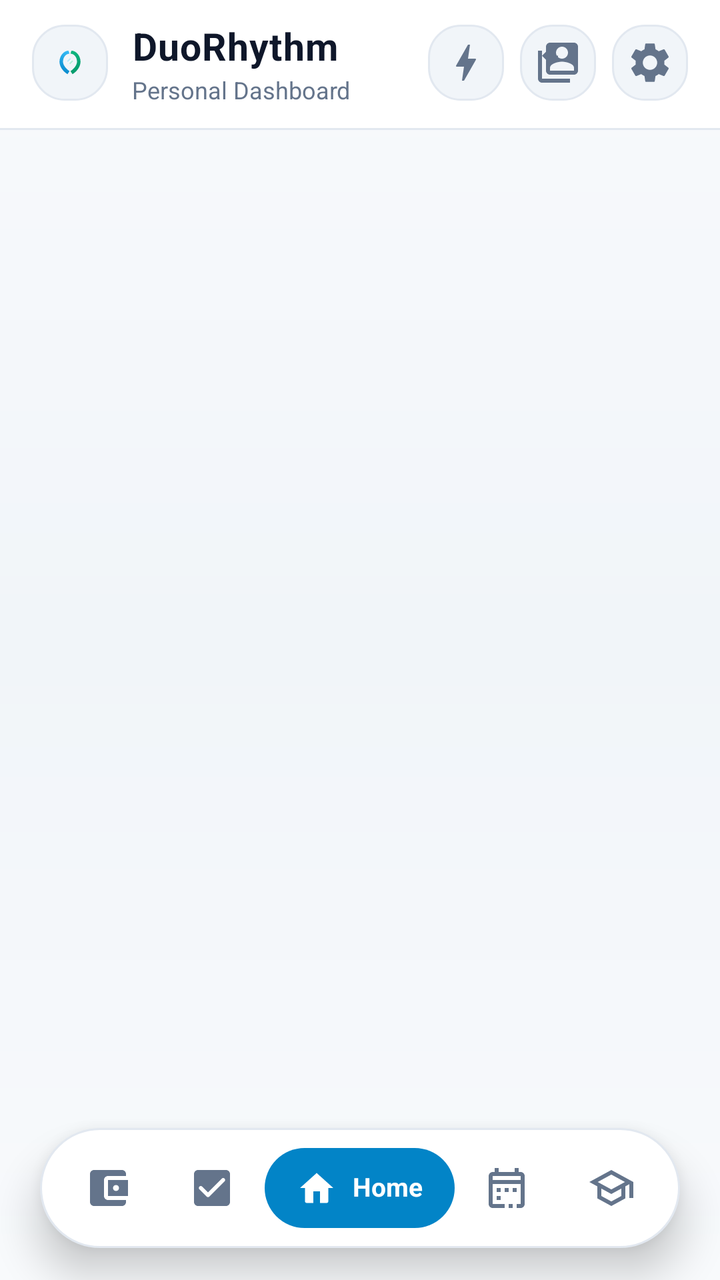
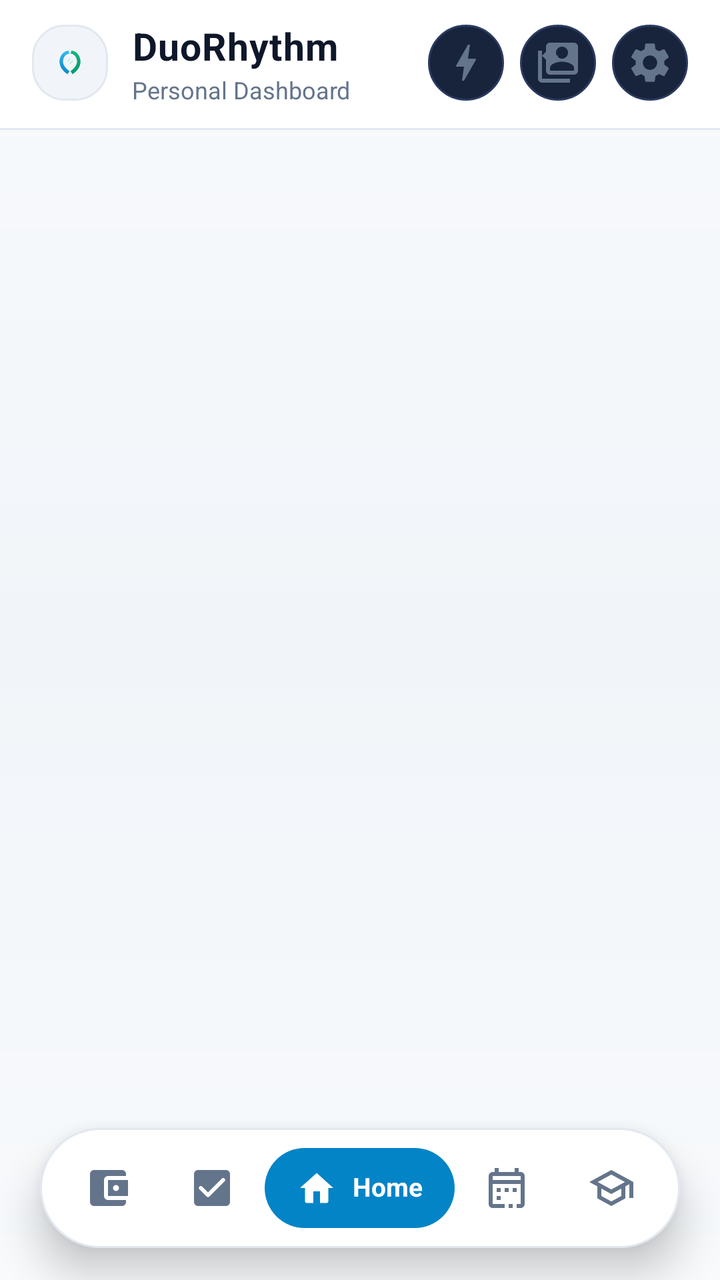

The first picture is an Android layout as it rendered before a commit; the second is the same layout after the commit. The layout source and the unified diff follow.
<!-- AndroidManifest.xml: application theme Theme.LifeSync -->
<!-- res/layout/activity_main.xml -->
<?xml version="1.0" encoding="utf-8"?>
<androidx.coordinatorlayout.widget.CoordinatorLayout xmlns:android="http://schemas.android.com/apk/res/android"
    xmlns:app="http://schemas.android.com/apk/res-auto"
    xmlns:tools="http://schemas.android.com/tools"
    android:id="@+id/coordinatorLayout"
    android:layout_width="match_parent"
    android:layout_height="match_parent"
    android:clipChildren="false"
    android:clipToPadding="false"
    android:background="@drawable/bg_ambient_canvas">

    
    <com.google.android.material.appbar.AppBarLayout
        android:id="@+id/appBarLayout"
        android:layout_width="match_parent"
        android:layout_height="wrap_content"
        android:background="@drawable/bg_cyber_header"
        app:elevation="0dp">

        <LinearLayout
            android:layout_width="match_parent"
            android:layout_height="wrap_content"
            android:orientation="vertical"
            android:paddingHorizontal="16dp"
            android:paddingTop="10dp"
            android:paddingBottom="12dp">

            <LinearLayout
                android:layout_width="match_parent"
                android:layout_height="wrap_content"
                android:gravity="center_vertical"
                android:orientation="horizontal">

                
                <ImageView
                    android:id="@+id/ivAppLogo"
                    android:layout_width="38dp"
                    android:layout_height="38dp"
                    android:background="@drawable/bg_glass_squircle_action"
                    android:padding="7dp"
                    android:src="@drawable/ic_app_logo"
                    android:contentDescription="@string/app_name" />

                
                <LinearLayout
                    android:layout_width="0dp"
                    android:layout_height="wrap_content"
                    android:layout_marginStart="12dp"
                    android:layout_weight="1"
                    android:orientation="vertical">

                    <TextView
                        android:id="@+id/tvAppTitle"
                        android:layout_width="wrap_content"
                        android:layout_height="wrap_content"
                        android:letterSpacing="0.02"
                        android:text="DuoRhythm"
                        android:textColor="@color/text_primary"
                        android:textSize="19sp"
                        android:textStyle="bold" />

                    <TextView
                        android:id="@+id/tvAppSubtitle"
                        android:layout_width="wrap_content"
                        android:layout_height="wrap_content"
                        android:layout_marginTop="1dp"
                        android:text="Personal Dashboard"
                        android:textColor="@color/text_secondary"
                        android:textSize="12sp" />
                </LinearLayout>

                
                <TextView
                    android:id="@+id/tvAppStatusBadge"
                    android:layout_width="0dp"
                    android:layout_height="0dp"
                    android:visibility="gone" />

                
                <ImageButton
                    android:id="@+id/btnQuickTools"
                    android:layout_width="38dp"
                    android:layout_height="38dp"
                    android:background="@drawable/bg_glass_squircle_action"
                    android:contentDescription="Focus Suite"
                    android:padding="8dp"
                    android:src="@drawable/ic_bolt"
                    app:tint="@color/text_secondary" />

                
                <ImageButton
                    android:id="@+id/btnQuickProfile"
                    android:layout_width="38dp"
                    android:layout_height="38dp"
                    android:layout_marginStart="8dp"
                    android:background="@drawable/bg_glass_squircle_action"
                    android:contentDescription="Switch Workspace Profile"
                    android:padding="8dp"
                    android:src="@drawable/ic_switch_account"
                    app:tint="@color/text_secondary" />

                
                <ImageButton
                    android:id="@+id/btnQuickSettings"
                    android:layout_width="38dp"
                    android:layout_height="38dp"
                    android:layout_marginStart="8dp"
                    android:background="@drawable/bg_glass_squircle_action"
                    android:contentDescription="Settings"
                    android:padding="8dp"
                    android:src="@drawable/ic_settings"
                    app:tint="@color/text_secondary" />

                
                <ImageButton
                    android:id="@+id/btnQuickBackup"
                    android:layout_width="0dp"
                    android:layout_height="0dp"
                    android:visibility="gone" />

                
                <ImageButton
                    android:id="@+id/btnQuickPomodoro"
                    android:layout_width="0dp"
                    android:layout_height="0dp"
                    android:contentDescription=""
                    android:visibility="gone" />

                <ImageButton
                    android:id="@+id/btnQuickMusic"
                    android:layout_width="0dp"
                    android:layout_height="0dp"
                    android:contentDescription=""
                    android:visibility="gone" />

                <ImageButton
                    android:id="@+id/btnQuickCalc"
                    android:layout_width="0dp"
                    android:layout_height="0dp"
                    android:contentDescription=""
                    android:visibility="gone" />

                <ImageButton
                    android:id="@+id/btnQuickAbout"
                    android:layout_width="0dp"
                    android:layout_height="0dp"
                    android:contentDescription=""
                    android:visibility="gone" />
            </LinearLayout>

        </LinearLayout>
    </com.google.android.material.appbar.AppBarLayout>

    
    <androidx.viewpager2.widget.ViewPager2
        android:id="@+id/mainViewPager"
        android:layout_width="match_parent"
        android:layout_height="match_parent"
        app:layout_behavior="@string/appbar_scrolling_view_behavior" />

    
    <FrameLayout
        android:id="@+id/toolsContainer"
        android:layout_width="match_parent"
        android:layout_height="match_parent"
        android:visibility="gone"
        app:layout_behavior="@string/appbar_scrolling_view_behavior" />

    
    <LinearLayout
        android:id="@+id/bottomNav"
        android:layout_width="match_parent"
        android:layout_height="60dp"
        android:layout_gravity="bottom|center_horizontal"
        android:layout_marginStart="20dp"
        android:layout_marginEnd="20dp"
        android:layout_marginBottom="16dp"
        android:background="@drawable/bg_floating_glass_dock"
        android:clipChildren="false"
        android:clipToPadding="false"
        android:elevation="12dp"
        android:gravity="center_vertical"
        android:orientation="horizontal"
        android:paddingStart="8dp"
        android:paddingEnd="8dp">

        
        <LinearLayout
            android:id="@+id/nav_wallet"
            android:layout_width="0dp"
            android:layout_height="wrap_content"
            android:layout_weight="1"
            android:background="@drawable/bg_nav_tab_ripple"
            android:clickable="true"
            android:clipChildren="false"
            android:clipToPadding="false"
            android:contentDescription="@string/nav_wallet"
            android:focusable="true"
            android:gravity="center"
            android:orientation="horizontal"
            android:paddingTop="10dp"
            android:paddingBottom="10dp">

            <ImageView
                android:id="@+id/ivNavWallet"
                android:layout_width="24dp"
                android:layout_height="24dp"
                android:contentDescription="@string/nav_wallet"
                android:src="@drawable/ic_wallet"
                app:tint="#64748B" />

            <TextView
                android:id="@+id/tvNavWallet"
                android:layout_width="wrap_content"
                android:layout_height="wrap_content"
                android:layout_marginStart="8dp"
                android:includeFontPadding="false"
                android:singleLine="true"
                android:ellipsize="none"
                android:text="@string/nav_wallet"
                android:textColor="#FFFFFF"
                android:textSize="13sp"
                android:textStyle="bold"
                android:visibility="gone" />
        </LinearLayout>

        
        <LinearLayout
            android:id="@+id/nav_tasks"
            android:layout_width="0dp"
            android:layout_height="wrap_content"
            android:layout_weight="1"
            android:background="@drawable/bg_nav_tab_ripple"
            android:clickable="true"
            android:clipChildren="false"
            android:clipToPadding="false"
            android:contentDescription="@string/nav_tasks"
            android:focusable="true"
            android:gravity="center"
            android:orientation="horizontal"
            android:paddingTop="10dp"
            android:paddingBottom="10dp">

            <ImageView
                android:id="@+id/ivNavTasks"
                android:layout_width="24dp"
                android:layout_height="24dp"
                android:contentDescription="@string/nav_tasks"
                android:src="@drawable/ic_tasks"
                app:tint="#64748B" />

            <TextView
                android:id="@+id/tvNavTasks"
                android:layout_width="wrap_content"
                android:layout_height="wrap_content"
                android:layout_marginStart="8dp"
                android:includeFontPadding="false"
                android:singleLine="true"
                android:ellipsize="none"
                android:text="@string/nav_tasks"
                android:textColor="#FFFFFF"
                android:textSize="13sp"
                android:textStyle="bold"
                android:visibility="gone" />
        </LinearLayout>

        
        <LinearLayout
            android:id="@+id/nav_home"
            android:layout_width="wrap_content"
            android:layout_height="wrap_content"
            android:layout_weight="0"
            android:background="@drawable/bg_nav_active_pill"
            android:clickable="true"
            android:clipChildren="false"
            android:clipToPadding="false"
            android:contentDescription="@string/nav_home"
            android:focusable="true"
            android:gravity="center"
            android:orientation="horizontal"
            android:paddingStart="16dp"
            android:paddingTop="10dp"
            android:paddingEnd="16dp"
            android:paddingBottom="10dp">

            <ImageView
                android:id="@+id/ivNavHome"
                android:layout_width="20dp"
                android:layout_height="20dp"
                android:contentDescription="@string/nav_home"
                android:src="@drawable/ic_home"
                app:tint="#FFFFFF" />

            <TextView
                android:id="@+id/tvNavHome"
                android:layout_width="wrap_content"
                android:layout_height="wrap_content"
                android:layout_marginStart="8dp"
                android:includeFontPadding="false"
                android:singleLine="true"
                android:ellipsize="none"
                android:text="@string/nav_home"
                android:textColor="#FFFFFF"
                android:textSize="13sp"
                android:textStyle="bold"
                android:visibility="visible" />
        </LinearLayout>

        
        <LinearLayout
            android:id="@+id/nav_schedule"
            android:layout_width="0dp"
            android:layout_height="wrap_content"
            android:layout_weight="1"
            android:background="@drawable/bg_nav_tab_ripple"
            android:clickable="true"
            android:clipChildren="false"
            android:clipToPadding="false"
            android:contentDescription="@string/nav_schedule"
            android:focusable="true"
            android:gravity="center"
            android:orientation="horizontal"
            android:paddingTop="10dp"
            android:paddingBottom="10dp">

            <ImageView
                android:id="@+id/ivNavSchedule"
                android:layout_width="24dp"
                android:layout_height="24dp"
                android:contentDescription="@string/nav_schedule"
                android:src="@drawable/ic_schedule"
                app:tint="#64748B" />

            <TextView
                android:id="@+id/tvNavSchedule"
                android:layout_width="wrap_content"
                android:layout_height="wrap_content"
                android:layout_marginStart="8dp"
                android:includeFontPadding="false"
                android:singleLine="true"
                android:ellipsize="none"
                android:text="@string/nav_schedule"
                android:textColor="#FFFFFF"
                android:textSize="13sp"
                android:textStyle="bold"
                android:visibility="gone" />
        </LinearLayout>

        
        <LinearLayout
            android:id="@+id/nav_portal"
            android:layout_width="0dp"
            android:layout_height="wrap_content"
            android:layout_weight="1"
            android:background="@drawable/bg_nav_tab_ripple"
            android:clickable="true"
            android:clipChildren="false"
            android:clipToPadding="false"
            android:contentDescription="@string/nav_portal"
            android:focusable="true"
            android:gravity="center"
            android:orientation="horizontal"
            android:paddingTop="10dp"
            android:paddingBottom="10dp">

            <ImageView
                android:id="@+id/ivNavPortal"
                android:layout_width="24dp"
                android:layout_height="24dp"
                android:contentDescription="@string/nav_portal"
                android:src="@drawable/ic_portal"
                app:tint="#64748B" />

            <TextView
                android:id="@+id/tvNavPortal"
                android:layout_width="wrap_content"
                android:layout_height="wrap_content"
                android:layout_marginStart="8dp"
                android:includeFontPadding="false"
                android:singleLine="true"
                android:ellipsize="none"
                android:text="@string/nav_portal"
                android:textColor="#FFFFFF"
                android:textSize="13sp"
                android:textStyle="bold"
                android:visibility="gone" />
        </LinearLayout>

    </LinearLayout>

</androidx.coordinatorlayout.widget.CoordinatorLayout>
<!-- resources referenced by this layout -->
<resources>
  <color name="text_primary">#0F172A</color>
  <color name="text_secondary">#64748B</color>
  <!-- drawable bg_ambient_canvas (drawable) -->
  <?xml version="1.0" encoding="utf-8"?>
  <shape xmlns:android="http://schemas.android.com/apk/res/android"
      android:shape="rectangle">
      <gradient
          android:angle="270"
          android:startColor="#F8FAFC"
          android:centerColor="#F1F5F9"
          android:endColor="#F8FAFC"
          android:type="linear" />
  </shape>
  <!-- drawable bg_floating_glass_dock (drawable) -->
  <?xml version="1.0" encoding="utf-8"?>
  <shape xmlns:android="http://schemas.android.com/apk/res/android"
      android:shape="rectangle">
      <corners android:radius="30dp" />
      <solid android:color="@color/surface_nav" />
      <stroke
          android:width="1dp"
          android:color="@color/nav_divider" />
  </shape>
  <!-- drawable bg_nav_active_pill (drawable) -->
  <?xml version="1.0" encoding="utf-8"?>
  <ripple xmlns:android="http://schemas.android.com/apk/res/android"
      android:color="#33FFFFFF">
      <item>
          <shape android:shape="rectangle">
              <corners android:radius="20dp" />
              <solid android:color="#0284C7" />
          </shape>
      </item>
  </ripple>
  <!-- drawable bg_nav_tab_ripple (drawable) -->
  <?xml version="1.0" encoding="utf-8"?>
  <ripple xmlns:android="http://schemas.android.com/apk/res/android"
      android:color="#2038BDF8">
      <item android:id="@android:id/mask">
          <shape android:shape="rectangle">
              <corners android:radius="20dp" />
              <solid android:color="#FFFFFF" />
          </shape>
      </item>
  </ripple>
  <string name="app_name">DuoRhythm</string>
  <string name="nav_home">Home</string>
  <string name="nav_portal">Portal</string>
  <string name="nav_schedule">Schedule</string>
  <string name="nav_tasks">Tasks</string>
  <string name="nav_wallet">Wallet</string>
  <color name="surface">#FFFFFF</color>
  <color name="card_stroke">#E2E8F0</color>
  <color name="surface_nav">#FFFFFF</color>
  <color name="nav_divider">#E2E8F0</color>
  <color name="surface_variant">#F1F5F9</color>
  <color name="primary">#0284C7</color>
  <color name="primary_variant">#0369A1</color>
  <color name="on_primary">#FFFFFF</color>
  <color name="secondary">#7C3AED</color>
  <color name="secondary_variant">#6D28D9</color>
  <color name="on_secondary">#FFFFFF</color>
  <color name="background">#F8FAFC</color>
  <style name="CardElevationRounded" parent="Widget.MaterialComponents.CardView">
          <item name="cardCornerRadius">22dp</item>
          <item name="cardElevation">2dp</item>
          <item name="strokeWidth">1dp</item>
          <item name="strokeColor">@color/card_stroke</item>
          <item name="cardBackgroundColor">@color/surface_card</item>
      </style>
  <style name="DuoRhythmTextView" parent="android:Widget.TextView">
          <item name="android:lineSpacingExtra">2dp</item>
          <item name="android:fontFamily">sans-serif</item>
          <item name="android:includeFontPadding">true</item>
      </style>
  <style name="DuoRhythmEditText" parent="android:Widget.EditText">
          <item name="android:lineSpacingExtra">2dp</item>
          <item name="android:fontFamily">sans-serif</item>
          <item name="android:includeFontPadding">true</item>
          <item name="android:textColor">@color/text_primary</item>
          <item name="android:textColorHint">@color/text_secondary</item>
      </style>
  <color name="surface_card">#FFFFFF</color>
  <!-- unchanged entries left out for length: 12 -->
</resources>

<!-- the commit's change to res/layout/activity_main.xml (unified diff, before → after) -->
@@ -81,7 +81,7 @@
                     android:id="@+id/btnQuickTools"
                     android:layout_width="38dp"
                     android:layout_height="38dp"
-                    android:background="@drawable/bg_glass_squircle_action"
+                    android:background="@drawable/bg_header_action_button"
                     android:contentDescription="Focus Suite"
                     android:padding="8dp"
                     android:src="@drawable/ic_bolt"
@@ -93,7 +93,7 @@
                     android:layout_width="38dp"
                     android:layout_height="38dp"
                     android:layout_marginStart="8dp"
-                    android:background="@drawable/bg_glass_squircle_action"
+                    android:background="@drawable/bg_header_action_button"
                     android:contentDescription="Switch Workspace Profile"
                     android:padding="8dp"
                     android:src="@drawable/ic_switch_account"
@@ -105,7 +105,7 @@
                     android:layout_width="38dp"
                     android:layout_height="38dp"
                     android:layout_marginStart="8dp"
-                    android:background="@drawable/bg_glass_squircle_action"
+                    android:background="@drawable/bg_header_action_button"
                     android:contentDescription="Settings"
                     android:padding="8dp"
                     android:src="@drawable/ic_settings"
<!-- resource entries referenced after the edit -->
@@ -23,6 +23,17 @@
           android:width="1dp"
           android:color="@color/nav_divider" />
   </shape>
+  <!-- drawable bg_header_action_button (drawable) -->
+  <?xml version="1.0" encoding="utf-8"?>
+  <ripple xmlns:android="http://schemas.android.com/apk/res/android"
+      android:color="#3300E5FF">
+      <item>
+          <shape android:shape="oval">
+              <solid android:color="#18233C" />
+              <stroke android:width="1dp" android:color="#2A3B60" />
+          </shape>
+      </item>
+  </ripple>
   <!-- drawable bg_nav_active_pill (drawable) -->
   <?xml version="1.0" encoding="utf-8"?>
   <ripple xmlns:android="http://schemas.android.com/apk/res/android"
